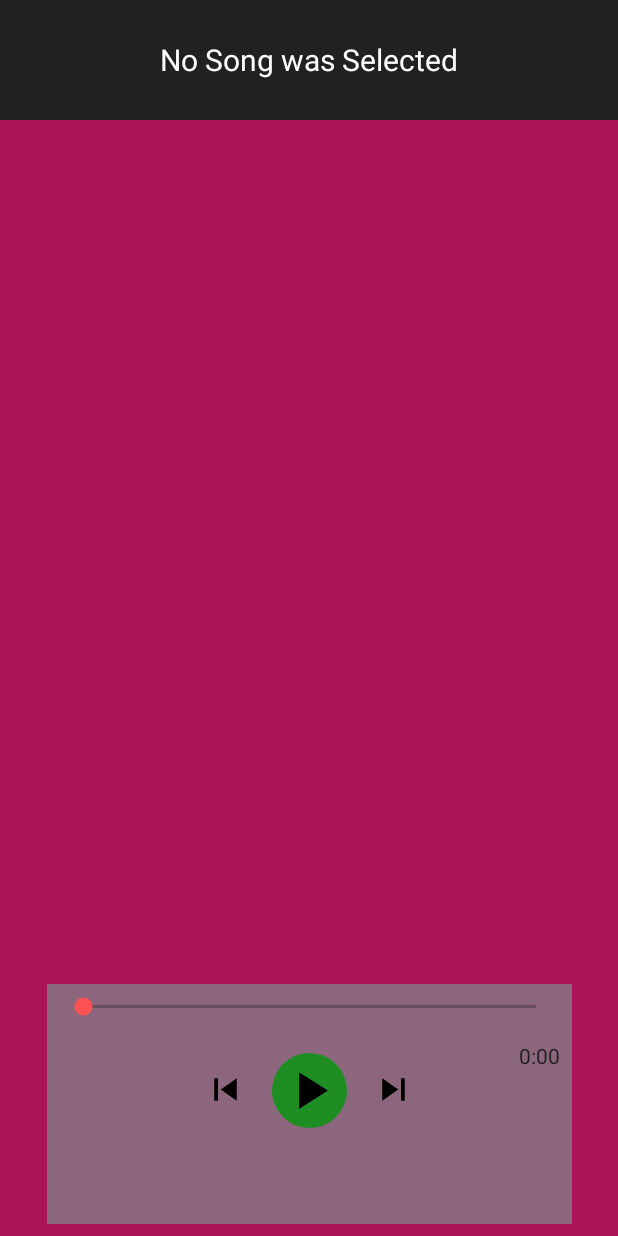
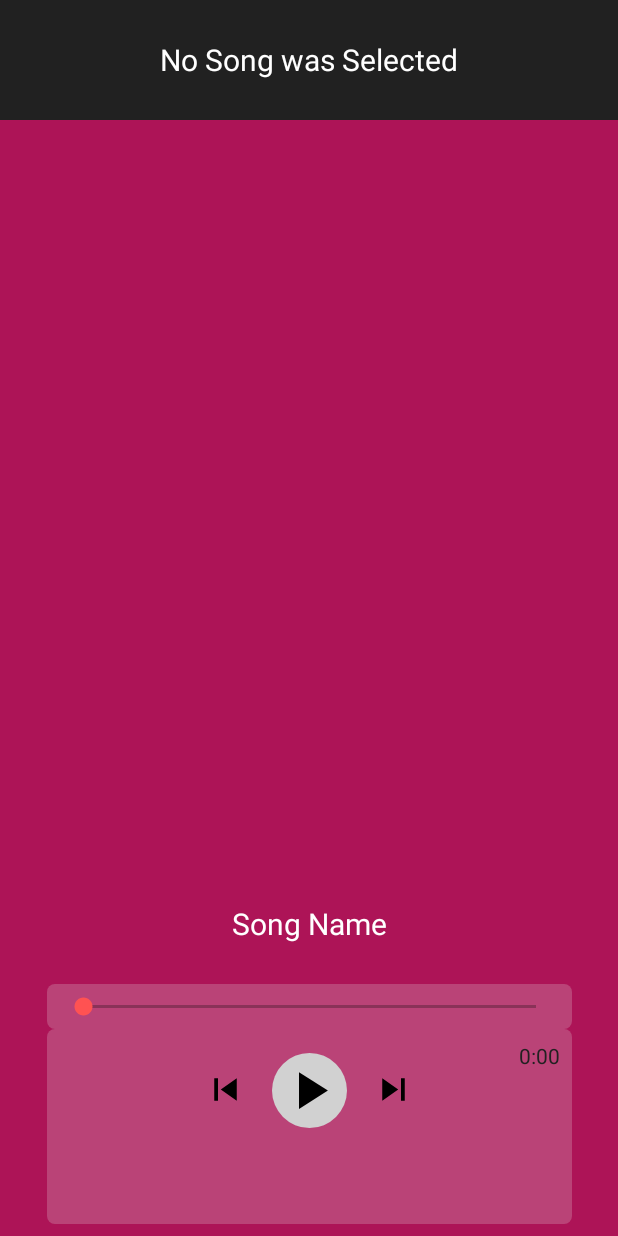
Before and after one commit to CohavDev/MyMusicPlayer, an Android app: the layout bottom_sheet.xml on its own in the app's theme, with its tools: preview values and no code run, on a phone screen of 412 x 824 dp. Run offline under Robolectric (Android 15) with nearby library versions, the phone set to English and light mode, and no system bars.

Commit message:
new Design for musicPlayerView

```diff
--- a/app/src/main/java/com/cohav/mymusicplayer/MyMusic/myMusicAdapter.java
+++ b/app/src/main/java/com/cohav/mymusicplayer/MyMusic/myMusicAdapter.java
@@ -30,6 +30,8 @@ import com.cohav.mymusicplayer.MainActivity;
 import com.cohav.mymusicplayer.R;
 import com.cohav.mymusicplayer.searchMusic.MusicPlayerView;
 import com.squareup.picasso.Picasso;
+
+import org.w3c.dom.Text;
 
 import java.io.File;
 import java.util.ArrayList;
--- /dev/null
+++ b/app/src/main/res/drawable/music_playerview_bottombg.xml
@@ -0,0 +1,6 @@
+<?xml version="1.0" encoding="utf-8"?>
+<shape xmlns:android="http://schemas.android.com/apk/res/android">
+    <solid android:color="#3ae5e5e5"/>
+    <corners android:radius="5dp"/>
+    <padding android:left="0dp" android:top="0dp" android:right="0dp" android:bottom="0dp" />
+</shape>
--- a/app/src/main/res/drawable/play_btn.xml
+++ b/app/src/main/res/drawable/play_btn.xml
@@ -2,12 +2,12 @@
 <selector xmlns:android="http://schemas.android.com/apk/res/android">
     <item android:state_pressed="false">
         <shape android:shape="oval">
-            <solid android:color="#1e8e23"/>
+            <solid android:color="#d1d1d1"/>
         </shape>
     </item>
     <item android:state_pressed="true">
         <shape android:shape="oval">
-            <solid android:color="#136817"/>
+            <solid android:color="#6e706e"/>
         </shape>
     </item>
 </selector>
--- a/app/src/main/res/layout/bottom_sheet.xml
+++ b/app/src/main/res/layout/bottom_sheet.xml
@@ -18,7 +18,9 @@
         android:id="@+id/imageView3"
         android:layout_width="350dp"
         android:layout_height="0dp"
-        app:layout_constraintBottom_toTopOf="@+id/music_progressBar_container"
+        android:layout_marginBottom="4dp"
+        android:layout_marginTop="16dp"
+        app:layout_constraintBottom_toTopOf="@+id/songTitleMPview"
         app:layout_constraintLeft_toLeftOf="parent"
         app:layout_constraintRight_toRightOf="parent"
         app:layout_constraintTop_toBottomOf="@+id/play_hide_container" />
@@ -115,11 +117,10 @@
         android:id="@+id/music_progressBar_container"
         android:layout_width="350dp"
         android:layout_height="wrap_content"
-        android:background="#be81838a"
+        android:background="@drawable/music_playerview_bottombg"
         app:layout_constraintBottom_toTopOf="@+id/play_Extended"
         app:layout_constraintLeft_toLeftOf="parent"
-        app:layout_constraintRight_toRightOf="parent"
-        app:layout_constraintTop_toBottomOf="@+id/imageView3">
+        app:layout_constraintRight_toRightOf="parent">
 
         <SeekBar
             android:id="@+id/music_progressBar"
@@ -145,7 +146,7 @@
         android:layout_height="130dp"
         android:layout_gravity="bottom"
         android:layout_marginBottom="8dp"
-        android:background="#be81838a"
+        android:background="@drawable/music_playerview_bottombg"
         app:layout_constraintBottom_toBottomOf="parent"
         app:layout_constraintLeft_toLeftOf="parent"
         app:layout_constraintRight_toRightOf="parent">
@@ -270,4 +271,25 @@
             app:layout_constraintTop_toTopOf="parent" />
     </android.support.constraint.ConstraintLayout>
 
+    <TextView
+        android:id="@+id/songTitleMPview"
+        android:layout_width="320dp"
+        android:layout_height="40dp"
+        android:layout_marginBottom="20dp"
+        android:layout_marginEnd="8dp"
+        android:layout_marginStart="8dp"
+        android:gravity="center"
+        android:text="Song Name"
+        android:textAlignment="center"
+        android:textColor="#ffff"
+        android:textSize="20sp"
+        android:ellipsize="marquee"
+        android:focusable="true"
+        android:marqueeRepeatLimit="marquee_forever"
+        android:scrollHorizontally="true"
+        android:singleLine="true"
+        app:layout_constraintBottom_toTopOf="@+id/music_progressBar_container"
+        app:layout_constraintEnd_toEndOf="parent"
+        app:layout_constraintStart_toStartOf="parent" />
+
 </android.support.constraint.ConstraintLayout>
```
Also changed, not shown: app/src/main/java/com/cohav/mymusicplayer/searchMusic/MusicPlayerView.java (+30 -2 lines).
